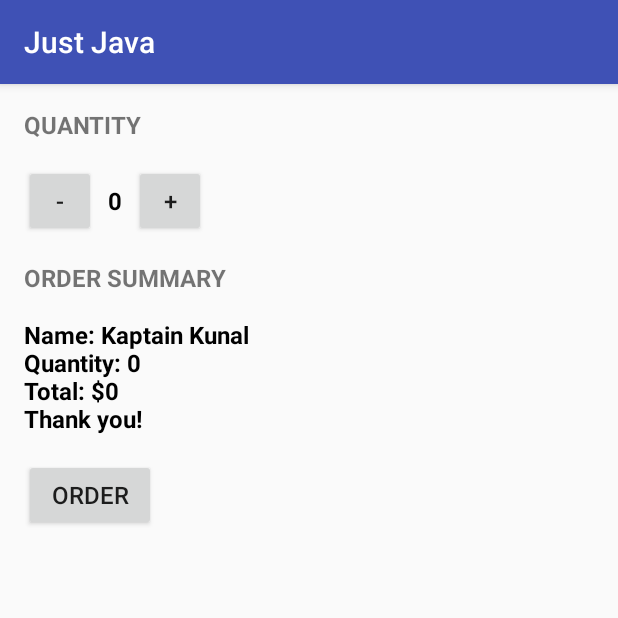
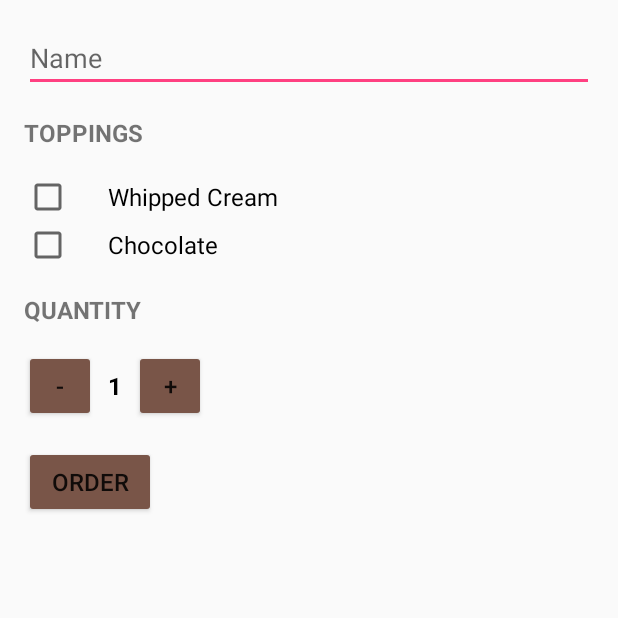
Before and after one commit to puneet29/Android-Projects-Udacity, an Android app: the screen it shows after launch (MainActivity), after a tap on "ORDER", on a phone screen of 412 x 824 dp, the top half of it. Run offline under Robolectric (Android 15) with nearby library versions, the phone set to English and light mode, and no system bars.

Commit message:
2nd April

```diff
--- a/JustJava/app/src/main/java/com/example/android/justjava/MainActivity.java
+++ b/JustJava/app/src/main/java/com/example/android/justjava/MainActivity.java
@@ -9,12 +9,21 @@
 package com.example.android.justjava;
 
 
+import android.content.Intent;
+import android.net.Uri;
 import android.os.Bundle;
 import android.support.v7.app.AppCompatActivity;
 import android.view.View;
+import android.widget.CheckBox;
+import android.widget.EditText;
 import android.widget.TextView;
+import android.widget.Toast;
+
+import org.w3c.dom.Text;
 
 import java.text.NumberFormat;
+
+import javax.security.auth.Subject;
 
 /**
  * This app displays an order form to order coffee.
@@ -27,52 +36,75 @@ public class MainActivity extends AppCompatActivity {
         setContentView(R.layout.activity_main);
     }
 
-    /**
-     * This method is called when the order button is clicked.
-     */
-    int quantity=0;
+    int quantity = 1;
+
     public void submitOrder(View view) {
-        int price= calculatePrice();
-        String summary= createOrderSummary(price);
-        displayMessage(summary);
+        boolean chocoChecked;
+        boolean whippedCreamChecked;
+
+        EditText nameTextField = findViewById(R.id.name_text_field);
+        String name = nameTextField.getText().toString();
+        CheckBox whippedCream = findViewById(R.id.whippedCream);
+        CheckBox chocolate = findViewById(R.id.chocolate);
+        whippedCreamChecked = whippedCream.isChecked();
+        chocoChecked = chocolate.isChecked();
+
+        int price = calculatePrice(chocoChecked, whippedCreamChecked);
+        String summary = createOrderSummary(price, name, chocoChecked, whippedCreamChecked);
+
+        Intent intent = new Intent(Intent.ACTION_SENDTO);
+        intent.setType("text/plain");
+        intent.setData(Uri.parse("mailto: puneetsainirockz@gmail.com"));
+        intent.putExtra(Intent.EXTRA_TEXT, summary);
+        if (intent.resolveActivity(getPackageManager()) != null) {
+            startActivity(intent);
+        }
     }
 
-    /**
-     * Calculates the price of the order.
-     */
-    private int calculatePrice() {
-        return (quantity * 5);
+    private int calculatePrice(boolean chocoChecked, boolean whippedCreamChecked) {
+        int price=5;
+        if(chocoChecked && whippedCreamChecked){
+            price+=3;
+        }
+        else if (chocoChecked){
+            price+=2;
+        }
+        else if (whippedCreamChecked){
+            price++;
+        }
+        return (quantity * price);
     }
 
-    /**
-     * This method displays the given quantity value on the screen.
-     */
     private void displayQuantity(int num) {
         TextView quantityTextView = (TextView) findViewById(R.id.quantity_text_view);
         quantityTextView.setText("" + num);
     }
 
-
     public void increment(View view) {
+        if(quantity>=100) {
+            Toast.makeText(this, getString(R.string.max_warning), Toast.LENGTH_SHORT).show();
+            return;
+        }
         quantity++;
         displayQuantity(quantity);
     }
 
     public void decrement(View view) {
+        if (quantity<=1) {
+            Toast.makeText(this, getString(R.string.min_warning), Toast.LENGTH_SHORT).show();
+            return;
+        }
         quantity--;
         displayQuantity(quantity);
     }
 
-    /**
-     * This method displays the given text on the screen.
-     */
-    private void displayMessage(String message) {
-        TextView orderSummaryTextView = (TextView) findViewById(R.id.order_summary_text_view);
-        orderSummaryTextView.setText(message);
-    }
-
-    private String createOrderSummary(int price){
-        return("Name: Kaptain Kunal\n" + "Quantity: " + quantity + "\nTotal: $" + price + "\nThank you!");
+    private String createOrderSummary(int price, String name, boolean chocoChecked, boolean whippedCreamChecked) {
+        return (getString(R.string.order_name, name) +
+                getString(R.string.whipped_cream_check, whippedCreamChecked) +
+                getString(R.string.chocolate_check, chocoChecked) +
+                "\n" + getString(R.string.quantity) + ": " + quantity +
+                getString(R.string.price) + price +
+                getString(R.string.thank_you));
     }
 
 }
--- a/JustJava/app/src/main/res/layout/activity_main.xml
+++ b/JustJava/app/src/main/res/layout/activity_main.xml
@@ -1,16 +1,57 @@
 <?xml version="1.0" encoding="utf-8"?>
+<ScrollView xmlns:android="http://schemas.android.com/apk/res/android"
+    android:layout_width="match_parent"
+    android:layout_height="match_parent">
+
     <LinearLayout xmlns:android="http://schemas.android.com/apk/res/android"
         xmlns:tools="http://schemas.android.com/tools"
         android:layout_width="match_parent"
-    android:layout_height="match_parent"
+        android:layout_height="wrap_content"
         android:orientation="vertical"
         tools:context="com.example.android.justjava.MainActivity">
+
+        <EditText
+            android:id="@+id/name_text_field"
+            android:layout_width="match_parent"
+            android:layout_height="wrap_content"
+            android:layout_margin="16dp"
+            android:hint="@string/name_hint"
+            android:inputType="textCapWords" />
+
+        <TextView
+            android:layout_width="wrap_content"
+            android:layout_height="wrap_content"
+            android:layout_marginBottom="16dp"
+            android:layout_marginLeft="16dp"
+            android:textAllCaps="true"
+            android:text="@string/toppings"
+            android:textSize="16sp"
+            android:textStyle="bold" />
+
+        <CheckBox
+            android:id="@+id/whippedCream"
+            android:layout_width="wrap_content"
+            android:layout_height="wrap_content"
+            android:layout_marginLeft="16dp"
+            android:paddingLeft="24dp"
+            android:text="@string/whipped_cream"
+            android:textSize="16sp" />
+
+        <CheckBox
+            android:id="@+id/chocolate"
+            android:layout_width="wrap_content"
+            android:layout_height="wrap_content"
+            android:layout_marginLeft="16dp"
+            android:paddingLeft="24dp"
+            android:text="@string/chocolate"
+            android:textSize="16sp" />
 
         <TextView
             android:layout_width="wrap_content"
             android:layout_height="wrap_content"
             android:layout_margin="16dp"
-        android:text="QUANTITY"
+            android:textAllCaps="true"
+            android:text="@string/quantity"
             android:textSize="16sp"
             android:textStyle="bold" />
 
@@ -24,10 +65,10 @@
             <Button
                 android:layout_width="48dp"
                 android:layout_height="48dp"
+                android:layout_marginBottom="16dp"
                 android:layout_marginLeft="16dp"
-            android:layout_marginBottom="16dp"
                 android:onClick="decrement"
-            android:text="-"
+                android:text="@string/decrement"
                 android:textSize="16sp" />
 
             <TextView
@@ -35,7 +76,7 @@
                 android:layout_width="wrap_content"
                 android:layout_height="wrap_content"
                 android:layout_marginLeft="8dp"
-            android:text="0"
+                android:text="@string/one"
                 android:textColor="#000000"
                 android:textSize="16sp"
                 android:textStyle="bold" />
@@ -45,36 +86,18 @@
                 android:layout_height="48dp"
                 android:layout_marginLeft="8dp"
                 android:onClick="increment"
-            android:text="+"
+                android:text="@string/increment"
                 android:textSize="16sp" />
 
         </LinearLayout>
 
-    <TextView
+        <Button
             android:layout_width="wrap_content"
             android:layout_height="wrap_content"
             android:layout_marginLeft="16dp"
-        android:text="ORDER SUMMARY"
-        android:textSize="16sp"
-        android:textStyle="bold" />
-
-    <TextView
-        android:id="@+id/order_summary_text_view"
-        android:layout_width="wrap_content"
-        android:layout_height="wrap_content"
-        android:layout_marginLeft="16dp"
-        android:layout_marginTop="16dp"
-        android:text="$0"
-        android:textColor="#000000"
-        android:textSize="16sp"
-        android:textStyle="bold" />
-
-    <Button
-        android:layout_width="wrap_content"
-        android:layout_height="wrap_content"
-        android:layout_margin="16dp"
             android:onClick="submitOrder"
-        android:text="ORDER"
+            android:text="@string/order"
             android:textSize="16sp" />
 
     </LinearLayout>
+</ScrollView>
--- a/JustJava/app/src/main/res/values/strings.xml
+++ b/JustJava/app/src/main/res/values/strings.xml
@@ -1,3 +1,19 @@
-<resources>
+<resources xmlns:xliff="urn:oasis:names:tc:xliff:document:1.2">
     <string name="app_name">Just Java</string>
+    <string name="name_hint">Name</string>
+    <string name="toppings">Toppings</string>
+    <string name="whipped_cream">Whipped Cream</string>
+    <string name="chocolate">Chocolate</string>
+    <string name="quantity">Quantity</string>
+    <string name="decrement">-</string>
+    <string name="increment">+</string>
+    <string name="one">1</string>
+    <string name="order">Order</string>
+    <string name="max_warning">You cannot have more than 100 coffees!</string>
+    <string name="min_warning">You cannot have less than 1 coffee!</string>
+    <string name="order_name">Name: <xliff:g id="name">%s</xliff:g></string>
+    <string name="whipped_cream_check">" Add Whipped Cream? <xliff:g id="whipped_cream_status">%b</xliff:g>"</string>
+    <string name="chocolate_check">" Add Chocolate? <xliff:g id="chocolate_status">%b</xliff:g>"</string>
+    <string name="price">" Total: $"</string>
+    <string name="thank_you">" Thank you!"</string>
 </resources>
--- a/JustJava/app/src/main/res/values/styles.xml
+++ b/JustJava/app/src/main/res/values/styles.xml
@@ -1,11 +1,12 @@
 <resources>
 
     <!-- Base application theme. -->
-    <style name="AppTheme" parent="Theme.AppCompat.Light.DarkActionBar">
+    <style name="AppTheme" parent="Theme.AppCompat.Light.NoActionBar">
         <!-- Customize your theme here. -->
-        <item name="colorPrimary">@color/colorPrimary</item>
-        <item name="colorPrimaryDark">@color/colorPrimaryDark</item>
+        <item name="colorPrimary">#795548</item>
+        <item name="colorPrimaryDark">#5D4037</item>
         <item name="colorAccent">@color/colorAccent</item>
+        <item name="android:colorButtonNormal">#795548</item>
     </style>
 
 </resources>
```
Also changed, not shown: 1 other file. Lines whose indentation alone changed are shown as unchanged.
